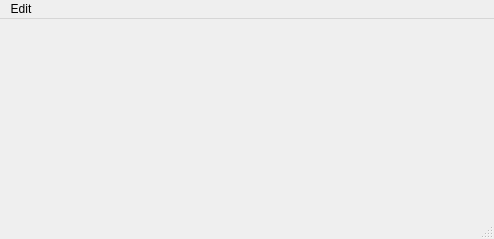
First picture: the form in src/main.ui, repository kmnhan/1KARPES_DAQ, before the edit.
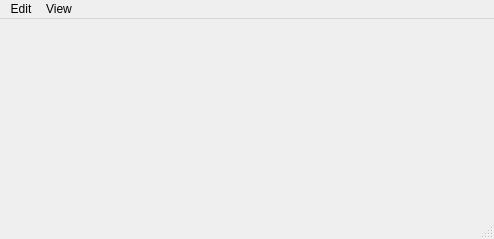
Second picture: the form after the edit.

The edit to the form file:
```diff
--- a/src/main.ui
+++ b/src/main.ui
@@ -27,7 +27,7 @@
      <x>0</x>
      <y>0</y>
      <width>494</width>
-     <height>23</height>
+     <height>20</height>
     </rect>
    </property>
    <widget class="QMenu" name="menuEdit">
@@ -36,7 +36,14 @@
     </property>
     <addaction name="actionreconnect"/>
    </widget>
+   <widget class="QMenu" name="menuView">
+    <property name="title">
+     <string>View</string>
+    </property>
+    <addaction name="actionworkfile"/>
+   </widget>
    <addaction name="menuEdit"/>
+   <addaction name="menuView"/>
   </widget>
   <widget class="QStatusBar" name="statusbar"/>
   <action name="actionreconnect">
```
Left out of the diff: 5 changed lines with no effect on the pictures.
